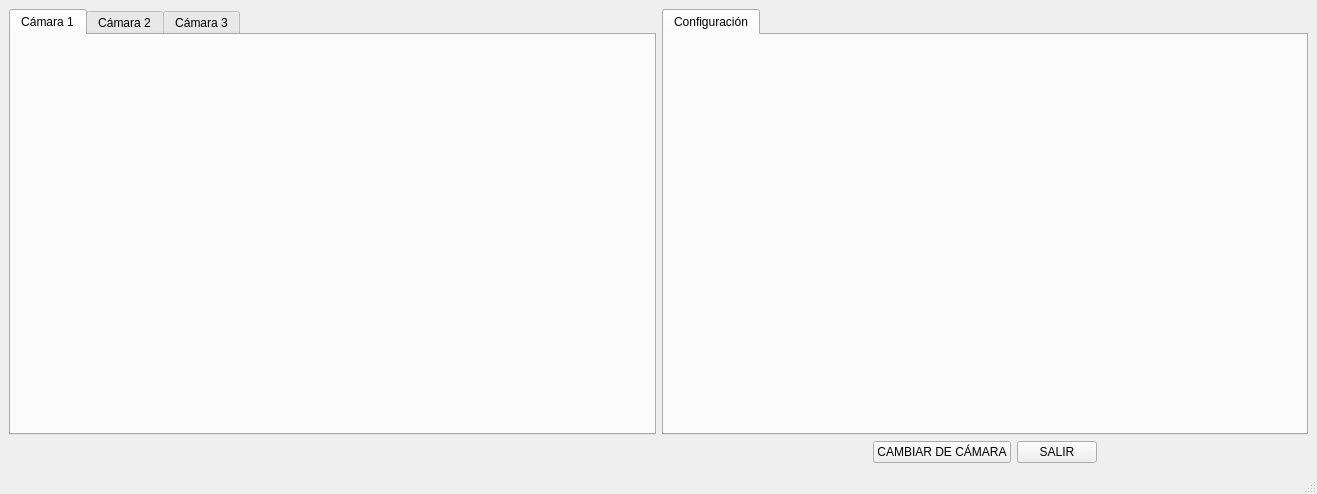
giulicrenna/Vision-Machinery-RaspberryPi, file ui/template/test.ui: the form before one commit.
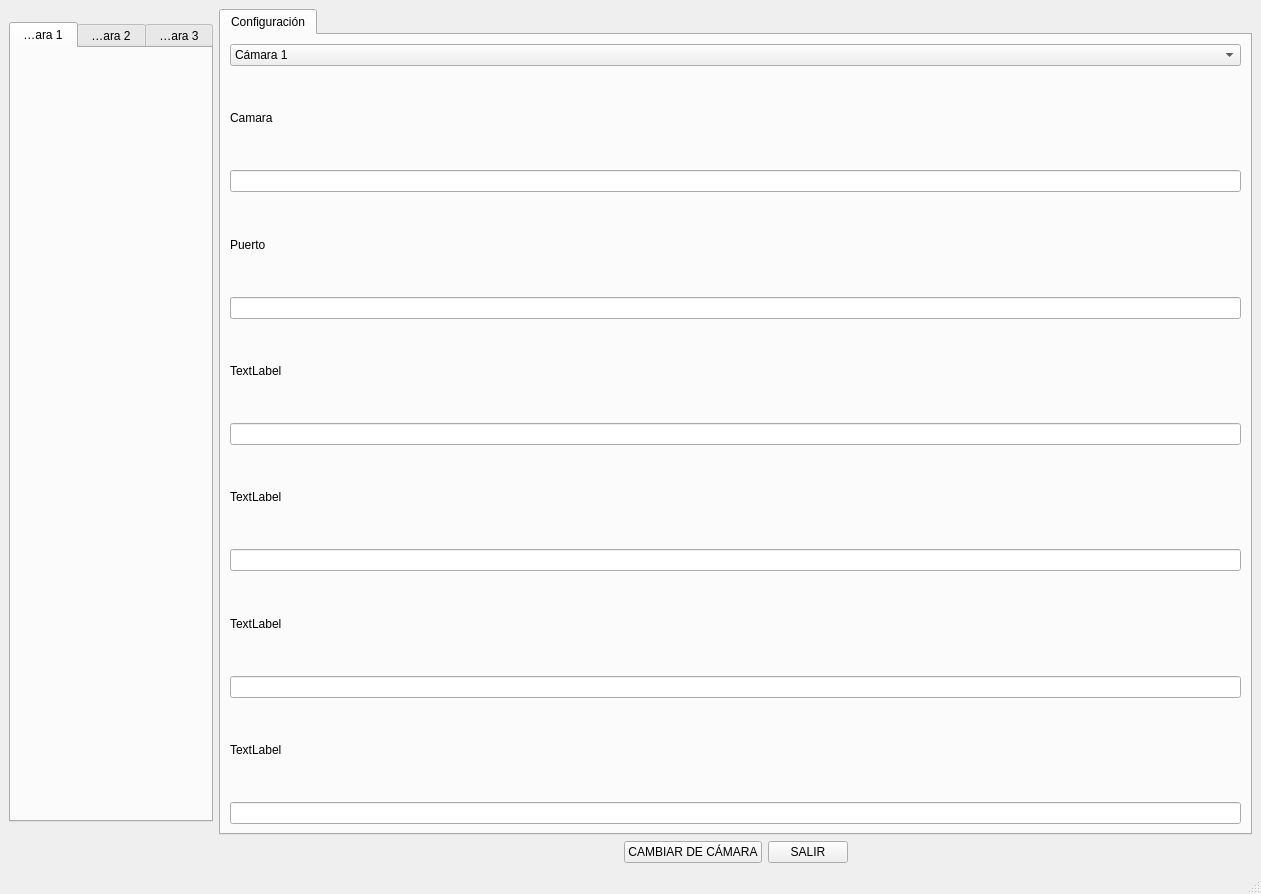
The form after the commit. Icons and pictures are not drawn.

Diff of the .ui file:
```diff
--- a/ui/template/test.ui
+++ b/ui/template/test.ui
@@ -2,16 +2,19 @@
 <ui version="4.0">
  <class>MainWindow</class>
  <widget class="QMainWindow" name="MainWindow">
+  <property name="windowModality">
+   <enum>Qt::NonModal</enum>
+  </property>
   <property name="geometry">
    <rect>
     <x>0</x>
     <y>0</y>
-    <width>1317</width>
-    <height>494</height>
+    <width>1261</width>
+    <height>894</height>
    </rect>
   </property>
   <property name="sizePolicy">
-   <sizepolicy hsizetype="Maximum" vsizetype="Maximum">
+   <sizepolicy hsizetype="Expanding" vsizetype="Expanding">
     <horstretch>0</horstretch>
     <verstretch>0</verstretch>
    </sizepolicy>
@@ -26,18 +29,6 @@
    <layout class="QGridLayout" name="gridLayout_2">
     <item row="0" column="0">
      <layout class="QGridLayout" name="gridLayout">
-      <item row="0" column="1">
-       <widget class="QTabWidget" name="tabWidget_2">
-        <property name="currentIndex">
-         <number>0</number>
-        </property>
-        <widget class="QWidget" name="tab_3">
-         <attribute name="title">
-          <string>Configuración</string>
-         </attribute>
-        </widget>
-       </widget>
-      </item>
       <item row="1" column="1">
        <layout class="QHBoxLayout" name="horizontalLayout_2">
         <item>
@@ -95,14 +86,14 @@
       <item row="0" column="0">
        <widget class="QTabWidget" name="tabWidget">
         <property name="sizePolicy">
-         <sizepolicy hsizetype="Expanding" vsizetype="Expanding">
+         <sizepolicy hsizetype="Maximum" vsizetype="Maximum">
           <horstretch>0</horstretch>
           <verstretch>0</verstretch>
          </sizepolicy>
         </property>
         <property name="maximumSize">
          <size>
-          <width>800</width>
+          <width>1280</width>
           <height>800</height>
          </size>
         </property>
@@ -119,17 +110,11 @@
          <bool>false</bool>
         </property>
         <widget class="QWidget" name="tab">
-         <property name="sizePolicy">
-          <sizepolicy hsizetype="Maximum" vsizetype="Preferred">
-           <horstretch>0</horstretch>
-           <verstretch>0</verstretch>
-          </sizepolicy>
-         </property>
          <attribute name="title">
           <string>Cámara 1</string>
          </attribute>
          <layout class="QGridLayout" name="gridLayout_4">
-          <item row="0" column="0" rowspan="2" colspan="2">
+          <item row="0" column="0" rowspan="2">
            <widget class="QLabel" name="label">
             <property name="sizePolicy">
              <sizepolicy hsizetype="Expanding" vsizetype="Expanding">
@@ -160,12 +145,6 @@
          <layout class="QGridLayout" name="gridLayout_5">
           <item row="0" column="0">
            <widget class="QLabel" name="label_2">
-            <property name="sizePolicy">
-             <sizepolicy hsizetype="Expanding" vsizetype="Expanding">
-              <horstretch>1</horstretch>
-              <verstretch>1</verstretch>
-             </sizepolicy>
-            </property>
             <property name="text">
              <string/>
             </property>
@@ -189,12 +168,6 @@
          <layout class="QGridLayout" name="gridLayout_6">
           <item row="0" column="0">
            <widget class="QLabel" name="label_3">
-            <property name="sizePolicy">
-             <sizepolicy hsizetype="Expanding" vsizetype="Expanding">
-              <horstretch>1</horstretch>
-              <verstretch>1</verstretch>
-             </sizepolicy>
-            </property>
             <property name="text">
              <string/>
             </property>
@@ -213,6 +186,123 @@
         </widget>
        </widget>
       </item>
+      <item row="0" column="1">
+       <widget class="QTabWidget" name="tabWidget_2">
+        <property name="currentIndex">
+         <number>0</number>
+        </property>
+        <widget class="QWidget" name="tab_3">
+         <attribute name="title">
+          <string>Configuración</string>
+         </attribute>
+         <layout class="QGridLayout" name="gridLayout_3">
+          <item row="0" column="0">
+           <widget class="QComboBox" name="comboBox">
+            <item>
+             <property name="text">
+              <string>Cámara 1</string>
+             </property>
+            </item>
+            <item>
+             <property name="text">
+              <string>Cámara 2</string>
+             </property>
+            </item>
+            <item>
+             <property name="text">
+              <string>Cámara 3</string>
+             </property>
+            </item>
+           </widget>
+          </item>
+          <item row="1" column="0">
+           <layout class="QVBoxLayout" name="verticalLayout">
+            <item>
+             <widget class="QLabel" name="label_4">
+              <property name="text">
+               <string>Camara</string>
+              </property>
+             </widget>
+            </item>
+            <item>
+             <widget class="QLineEdit" name="lineEdit"/>
+            </item>
+           </layout>
+          </item>
+          <item row="2" column="0">
+           <layout class="QVBoxLayout" name="verticalLayout_2">
+            <item>
+             <widget class="QLabel" name="label_5">
+              <property name="text">
+               <string>Puerto</string>
+              </property>
+             </widget>
+            </item>
+            <item>
+             <widget class="QLineEdit" name="lineEdit_2"/>
+            </item>
+           </layout>
+          </item>
+          <item row="3" column="0">
+           <layout class="QVBoxLayout" name="verticalLayout_3">
+            <item>
+             <widget class="QLabel" name="label_6">
+              <property name="text">
+               <string>TextLabel</string>
+              </property>
+             </widget>
+            </item>
+            <item>
+             <widget class="QLineEdit" name="lineEdit_3"/>
+            </item>
+           </layout>
+          </item>
+          <item row="4" column="0">
+           <layout class="QVBoxLayout" name="verticalLayout_4">
+            <item>
+             <widget class="QLabel" name="label_7">
+              <property name="text">
+               <string>TextLabel</string>
+              </property>
+             </widget>
+            </item>
+            <item>
+             <widget class="QLineEdit" name="lineEdit_4"/>
+            </item>
+           </layout>
+          </item>
+          <item row="5" column="0">
+           <layout class="QVBoxLayout" name="verticalLayout_5">
+            <item>
+             <widget class="QLabel" name="label_8">
+              <property name="text">
+               <string>TextLabel</string>
+              </property>
+             </widget>
+            </item>
+            <item>
+             <widget class="QLineEdit" name="lineEdit_5"/>
+            </item>
+           </layout>
+          </item>
+          <item row="6" column="0">
+           <layout class="QVBoxLayout" name="verticalLayout_6">
+            <item>
+             <widget class="QLabel" name="label_9">
+              <property name="text">
+               <string>TextLabel</string>
+              </property>
+             </widget>
+            </item>
+            <item>
+             <widget class="QLineEdit" name="lineEdit_6"/>
+            </item>
+           </layout>
+          </item>
+         </layout>
+        </widget>
+       </widget>
+      </item>
      </layout>
     </item>
    </layout>
@@ -222,7 +312,7 @@
     <rect>
      <x>0</x>
      <y>0</y>
-     <width>1317</width>
+     <width>1261</width>
      <height>21</height>
     </rect>
    </property>
```
